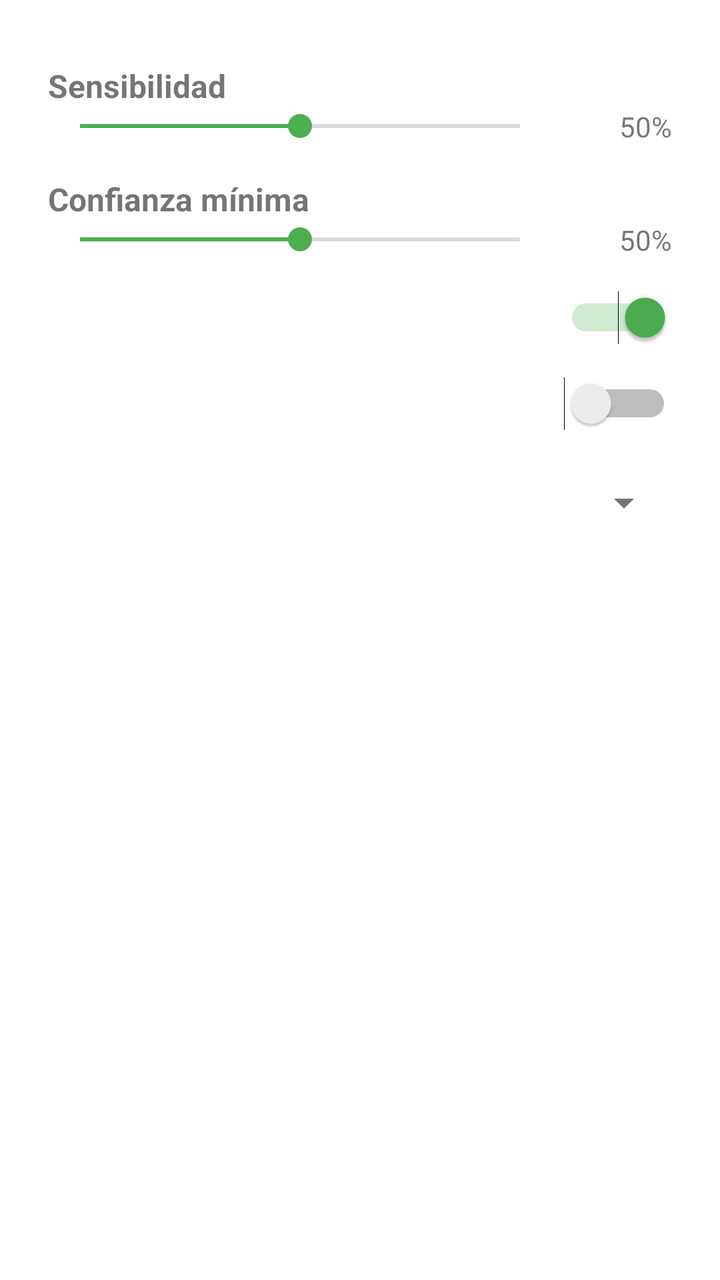
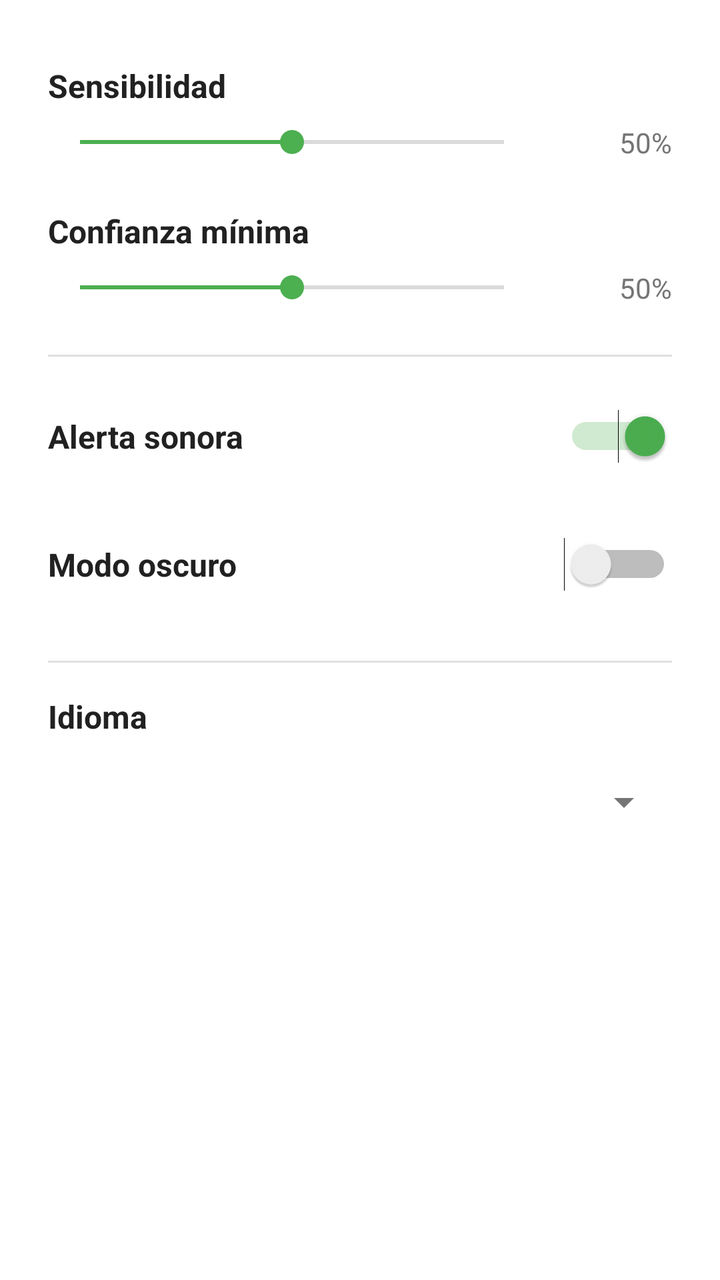

Two renders of the same Android screen: before a commit and after it. Below are the layout's source before the change and the commit's diff.
<!-- AndroidManifest.xml: application theme Theme_RoadGuardianAuto -->
<!-- res/layout/dialog_settings.xml -->
<?xml version="1.0" encoding="utf-8"?>
<LinearLayout xmlns:android="http://schemas.android.com/apk/res/android"
    android:layout_width="match_parent"
    android:layout_height="wrap_content"
    android:orientation="vertical"
    android:padding="24dp">

    
    <TextView
        android:id="@+id/sensitivityLabel"
        android:layout_width="match_parent"
        android:layout_height="wrap_content"
        android:text="Sensibilidad"
        android:textStyle="bold"
        android:textSize="16sp"
        android:layout_marginTop="8dp"/>

    <LinearLayout
        android:orientation="horizontal"
        android:layout_width="match_parent"
        android:layout_height="wrap_content"
        android:gravity="center_vertical">

        <SeekBar
            android:id="@+id/sensitivitySeek"
            android:layout_width="0dp"
            android:layout_height="wrap_content"
            android:layout_weight="1"
            android:max="100"
            android:progress="50"/>

        <TextView
            android:id="@+id/sensitivityValue"
            android:layout_width="60dp"
            android:layout_height="wrap_content"
            android:text="50%"
            android:textAlignment="textEnd"
            android:textSize="14sp"/>
    </LinearLayout>

    
    <TextView
        android:id="@+id/confidenceLabel"
        android:layout_width="match_parent"
        android:layout_height="wrap_content"
        android:text="Confianza mínima"
        android:textStyle="bold"
        android:textSize="16sp"
        android:layout_marginTop="16dp"/>

    <LinearLayout
        android:orientation="horizontal"
        android:layout_width="match_parent"
        android:layout_height="wrap_content"
        android:gravity="center_vertical">

        <SeekBar
            android:id="@+id/confidenceSeek"
            android:layout_width="0dp"
            android:layout_height="wrap_content"
            android:layout_weight="1"
            android:max="100"
            android:progress="50"/>

        <TextView
            android:id="@+id/confidenceValue"
            android:layout_width="60dp"
            android:layout_height="wrap_content"
            android:text="50%"
            android:textAlignment="textEnd"
            android:textSize="14sp"/>
    </LinearLayout>

    
    <LinearLayout
        android:orientation="horizontal"
        android:layout_width="match_parent"
        android:layout_height="wrap_content"
        android:layout_marginTop="16dp"
        android:gravity="center_vertical">

        <TextView
            android:id="@+id/soundLabel"
            android:text="Alerta sonora"
            android:textStyle="bold"
            android:textSize="16sp"
            android:layout_width="0dp"
            android:layout_weight="1"/>

        <Switch
            android:id="@+id/soundSwitch"
            android:layout_width="wrap_content"
            android:layout_height="wrap_content"
            android:checked="true"/>
    </LinearLayout>

    
    <LinearLayout
        android:orientation="horizontal"
        android:layout_width="match_parent"
        android:layout_height="wrap_content"
        android:layout_marginTop="16dp"
        android:gravity="center_vertical">

        <TextView
            android:id="@+id/themeLabel"
            android:text="Modo oscuro"
            android:textStyle="bold"
            android:textSize="16sp"
            android:layout_width="0dp"
            android:layout_weight="1"/>

        <Switch
            android:id="@+id/themeSwitch"
            android:layout_width="wrap_content"
            android:layout_height="wrap_content"
            android:checked="false"/>
    </LinearLayout>

    
    <TextView
        android:id="@+id/languageLabel"
        android:text="Idioma"
        android:textStyle="bold"
        android:textSize="16sp"
        android:layout_marginTop="16dp"/>

    <Spinner
        android:id="@+id/languageSpinner"
        android:layout_width="match_parent"
        android:layout_height="wrap_content"
        android:layout_marginTop="8dp"/>

</LinearLayout>
<!-- resources referenced by this layout -->
<resources>
  <style name="Theme_RoadGuardianAuto" parent="Theme.MaterialComponents.DayNight.NoActionBar">
          
          <item name="colorPrimary">@color/primary</item>
          <item name="colorPrimaryVariant">@color/primary_variant</item>
          <item name="colorOnPrimary">@color/text_white</item>
          <item name="colorSecondary">@color/accent</item>
          <item name="colorOnSecondary">@color/text_white</item>
  
          
          <item name="android:colorBackground">@color/background_light</item>
          <item name="colorSurface">@color/surface_light</item>
          <item name="colorOnSurface">@color/text_primary_light</item>
  
          
          <item name="android:textColorPrimary">@color/text_primary_light</item>
          <item name="android:textColorSecondary">@color/text_secondary_light</item>
  
          
          <item name="android:statusBarColor">@color/primary_dark</item>
          <item name="android:navigationBarColor">@color/primary_dark</item>
          <item name="android:windowLightStatusBar" tools:targetApi="23">false</item>
      </style>
  <color name="primary">#2E7D32</color>
  <color name="primary_variant">#388E3C</color>
  <color name="text_white">#FFFFFF</color>
  <color name="accent">#4CAF50</color>
  <color name="background_light">#FFFFFF</color>
  <color name="surface_light">#F5F5F5</color>
  <color name="text_primary_light">#212121</color>
  <color name="text_secondary_light">#757575</color>
  <color name="primary_dark">#1B5E20</color>
</resources>

<!-- the commit's change to res/layout/dialog_settings.xml (unified diff, before → after) -->
@@ -1,134 +1,180 @@
 <?xml version="1.0" encoding="utf-8"?>
-<LinearLayout xmlns:android="http://schemas.android.com/apk/res/android"
+<ScrollView xmlns:android="http://schemas.android.com/apk/res/android"
     android:layout_width="match_parent"
     android:layout_height="wrap_content"
-    android:orientation="vertical"
-    android:padding="24dp">
+    android:fillViewport="true"
+    android:scrollbars="vertical">
 
-    
-    <TextView
-        android:id="@+id/sensitivityLabel"
+    <LinearLayout
         android:layout_width="match_parent"
         android:layout_height="wrap_content"
-        android:text="Sensibilidad"
-        android:textStyle="bold"
-        android:textSize="16sp"
-        android:layout_marginTop="8dp"/>
+        android:orientation="vertical"
+        android:padding="24dp">
 
-    <LinearLayout
-        android:orientation="horizontal"
-        android:layout_width="match_parent"
-        android:layout_height="wrap_content"
-        android:gravity="center_vertical">
+        
+        <TextView
+            android:id="@+id/sensitivityLabel"
+            android:layout_width="match_parent"
+            android:layout_height="wrap_content"
+            android:text="Sensibilidad"
+            android:textStyle="bold"
+            android:textSize="16sp"
+            android:textColor="?android:attr/textColorPrimary"
+            android:layout_marginTop="8dp"/>
 
-        <SeekBar
-            android:id="@+id/sensitivitySeek"
-            android:layout_width="0dp"
+        <LinearLayout
+            android:layout_width="match_parent"
             android:layout_height="wrap_content"
-            android:layout_weight="1"
-            android:max="100"
-            android:progress="50"/>
+            android:orientation="horizontal"
+            android:gravity="center_vertical"
+            android:layout_marginTop="8dp">
 
+            <SeekBar
+                android:id="@+id/sensitivitySeek"
+                android:layout_width="0dp"
+                android:layout_height="wrap_content"
+                android:layout_weight="1"
+                android:max="100"
+                android:progress="50"/>
+
+            <TextView
+                android:id="@+id/sensitivityValue"
+                android:layout_width="60dp"
+                android:layout_height="wrap_content"
+                android:text="50%"
+                android:textAlignment="textEnd"
+                android:textSize="14sp"
+                android:textColor="?android:attr/textColorSecondary"
+                android:layout_marginStart="8dp"/>
+        </LinearLayout>
+
+        
         <TextView
-            android:id="@+id/sensitivityValue"
-            android:layout_width="60dp"
+            android:id="@+id/confidenceLabel"
+            android:layout_width="match_parent"
             android:layout_height="wrap_content"
-            android:text="50%"
-            android:textAlignment="textEnd"
-            android:textSize="14sp"/>
+            android:text="Confianza mínima"
+            android:textStyle="bold"
+            android:textSize="16sp"
+            android:textColor="?android:attr/textColorPrimary"
+            android:layout_marginTop="24dp"/>
+
+        <LinearLayout
+            android:layout_width="match_parent"
+            android:layout_height="wrap_content"
+            android:orientation="horizontal"
+            android:gravity="center_vertical"
+            android:layout_marginTop="8dp">
+
+            <SeekBar
+                android:id="@+id/confidenceSeek"
+                android:layout_width="0dp"
+                android:layout_height="wrap_content"
+                android:layout_weight="1"
+                android:max="100"
+                android:progress="50"/>
+
+            <TextView
+                android:id="@+id/confidenceValue"
+                android:layout_width="60dp"
+                android:layout_height="wrap_content"
+                android:text="50%"
+                android:textAlignment="textEnd"
+                android:textSize="14sp"
+                android:textColor="?android:attr/textColorSecondary"
+                android:layout_marginStart="8dp"/>
+        </LinearLayout>
+
+        
+        <View
+            android:layout_width="match_parent"
+            android:layout_height="1dp"
+            android:background="?android:attr/listDivider"
+            android:layout_marginTop="24dp"
+            android:layout_marginBottom="16dp"/>
+
+        
+        <LinearLayout
+            android:layout_width="match_parent"
+            android:layout_height="wrap_content"
+            android:orientation="horizontal"
+            android:gravity="center_vertical"
+            android:minHeight="48dp">
+
+            <TextView
+                android:id="@+id/soundLabel"
+                android:layout_width="0dp"
+                android:layout_height="wrap_content"
+                android:layout_weight="1"
+                android:text="Alerta sonora"
+                android:textStyle="bold"
+                android:textSize="16sp"
+                android:textColor="?android:attr/textColorPrimary"/>
+
+            <Switch
+                android:id="@+id/soundSwitch"
+                android:layout_width="wrap_content"
+                android:layout_height="wrap_content"
+                android:checked="true"/>
+        </LinearLayout>
+
+        
+        <LinearLayout
+            android:layout_width="match_parent"
+            android:layout_height="wrap_content"
+            android:orientation="horizontal"
+            android:gravity="center_vertical"
+            android:layout_marginTop="16dp"
+            android:minHeight="48dp">
+
+            <TextView
+                android:id="@+id/themeLabel"
+                android:layout_width="0dp"
+                android:layout_height="wrap_content"
+                android:layout_weight="1"
+                android:text="Modo oscuro"
+                android:textStyle="bold"
+                android:textSize="16sp"
+                android:textColor="?android:attr/textColorPrimary"/>
+
+            <Switch
+                android:id="@+id/themeSwitch"
+                android:layout_width="wrap_content"
+                android:layout_height="wrap_content"
+                android:checked="false"/>
+        </LinearLayout>
+
+        
+        <View
+            android:layout_width="match_parent"
+            android:layout_height="1dp"
+            android:background="?android:attr/listDivider"
+            android:layout_marginTop="24dp"
+            android:layout_marginBottom="16dp"/>
+
+        
+        <TextView
+            android:id="@+id/languageLabel"
+            android:layout_width="match_parent"
+            android:layout_height="wrap_content"
+            android:text="Idioma"
+            android:textStyle="bold"
+            android:textSize="16sp"
+            android:textColor="?android:attr/textColorPrimary"/>
+
+        <Spinner
+            android:id="@+id/languageSpinner"
+            android:layout_width="match_parent"
+            android:layout_height="wrap_content"
+            android:layout_marginTop="8dp"
+            android:minHeight="48dp"
+            android:spinnerMode="dropdown"/>
+
+        
+        <View
+            android:layout_width="match_parent"
+            android:layout_height="16dp"/>
+
     </LinearLayout>
 
-    
-    <TextView
-        android:id="@+id/confidenceLabel"
-        android:layout_width="match_parent"
-        android:layout_height="wrap_content"
-        android:text="Confianza mínima"
-        android:textStyle="bold"
-        android:textSize="16sp"
-        android:layout_marginTop="16dp"/>
-
-    <LinearLayout
-        android:orientation="horizontal"
-        android:layout_width="match_parent"
-        android:layout_height="wrap_content"
-        android:gravity="center_vertical">
-
-        <SeekBar
-            android:id="@+id/confidenceSeek"
-            android:layout_width="0dp"
-            android:layout_height="wrap_content"
-            android:layout_weight="1"
-            android:max="100"
-            android:progress="50"/>
-
-        <TextView
-            android:id="@+id/confidenceValue"
-            android:layout_width="60dp"
-            android:layout_height="wrap_content"
-            android:text="50%"
-            android:textAlignment="textEnd"
-            android:textSize="14sp"/>
-    </LinearLayout>
-
-    
-    <LinearLayout
-        android:orientation="horizontal"
-        android:layout_width="match_parent"
-        android:layout_height="wrap_content"
-        android:layout_marginTop="16dp"
-        android:gravity="center_vertical">
-
-        <TextView
-            android:id="@+id/soundLabel"
-            android:text="Alerta sonora"
-            android:textStyle="bold"
-            android:textSize="16sp"
-            android:layout_width="0dp"
-            android:layout_weight="1"/>
-
-        <Switch
-            android:id="@+id/soundSwitch"
-            android:layout_width="wrap_content"
-            android:layout_height="wrap_content"
-            android:checked="true"/>
-    </LinearLayout>
-
-    
-    <LinearLayout
-        android:orientation="horizontal"
-        android:layout_width="match_parent"
-        android:layout_height="wrap_content"
-        android:layout_marginTop="16dp"
-        android:gravity="center_vertical">
-
-        <TextView
-            android:id="@+id/themeLabel"
-            android:text="Modo oscuro"
-            android:textStyle="bold"
-            android:textSize="16sp"
-            android:layout_width="0dp"
-            android:layout_weight="1"/>
-
-        <Switch
-            android:id="@+id/themeSwitch"
-            android:layout_width="wrap_content"
-            android:layout_height="wrap_content"
-            android:checked="false"/>
-    </LinearLayout>
-
-    
-    <TextView
-        android:id="@+id/languageLabel"
-        android:text="Idioma"
-        android:textStyle="bold"
-        android:textSize="16sp"
-        android:layout_marginTop="16dp"/>
-
-    <Spinner
-        android:id="@+id/languageSpinner"
-        android:layout_width="match_parent"
-        android:layout_height="wrap_content"
-        android:layout_marginTop="8dp"/>
-
-</LinearLayout>
+</ScrollView>
<!-- resource entries referenced after the edit -->
@@ -21,6 +21,9 @@
           <item name="android:statusBarColor">@color/primary_dark</item>
           <item name="android:navigationBarColor">@color/primary_dark</item>
           <item name="android:windowLightStatusBar" tools:targetApi="23">false</item>
+  
+          
+          <item name="alertDialogTheme">@style/Theme_RoadGuardianAuto_Dialog</item>
       </style>
   <color name="primary">#2E7D32</color>
   <color name="primary_variant">#388E3C</color>
@@ -31,5 +34,16 @@
   <color name="text_primary_light">#212121</color>
   <color name="text_secondary_light">#757575</color>
   <color name="primary_dark">#1B5E20</color>
+  <style name="Theme_RoadGuardianAuto_Dialog" parent="Theme.MaterialComponents.DayNight.Dialog.Alert">
+          <item name="colorPrimary">@color/primary</item>
+          <item name="colorSecondary">@color/accent</item>
+          <item name="android:windowBackground">@android:color/white</item>
+          <item name="android:textColorPrimary">@color/text_primary_light</item>
+          <item name="android:textColorSecondary">@color/text_secondary_light</item>
+          
+          
+          <item name="android:windowMinWidthMajor">90%</item>
+          <item name="android:windowMinWidthMinor">90%</item>
+      </style>
 </resources>
 
